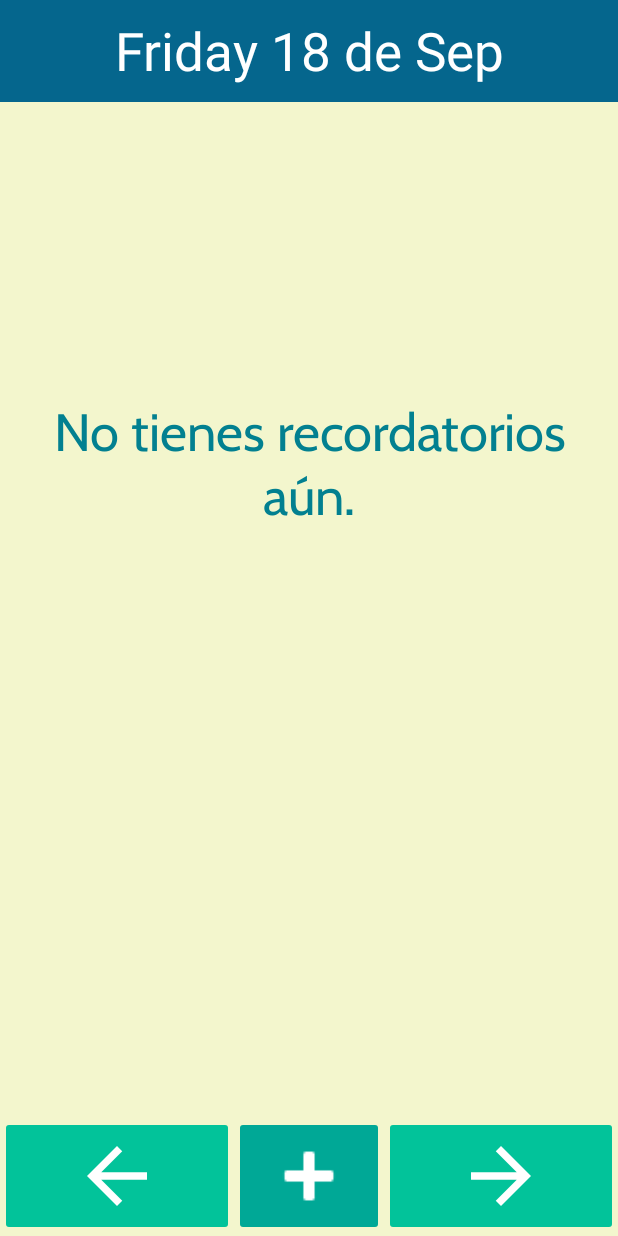
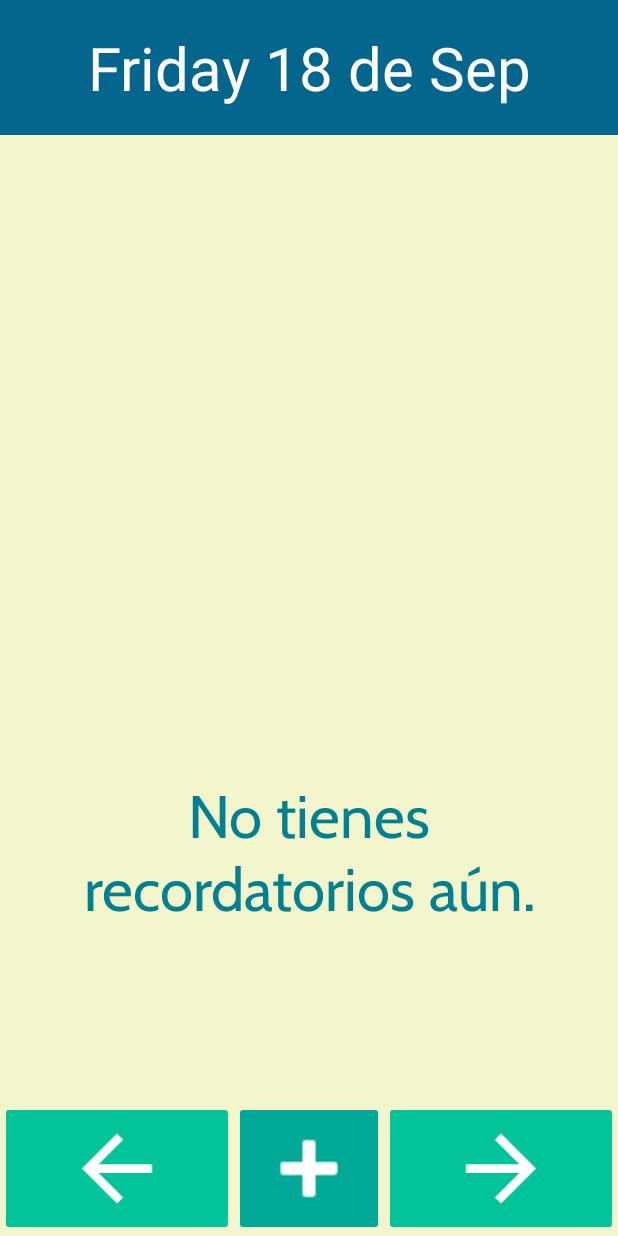
Before and after one commit to JSalram/Android, an Android app: the screen it shows after launch (MainActivity), on a phone screen of 412 x 824 dp. Run offline under Robolectric (Android 15) with nearby library versions, the phone set to English and light mode, and no system bars; Roboto replaces fonts that are not available here.

Commit message:
Adaptaciones pantalla

```diff
--- a/Weekly/app/src/main/java/com/example/weekly/MainActivity.java
+++ b/Weekly/app/src/main/java/com/example/weekly/MainActivity.java
@@ -201,8 +201,11 @@ public class MainActivity extends AppCompatActivity implements PopupMenu.OnMenuI
     {
         background.setBackgroundColor(Colors.bgColor);
         add.getBackground().setTint(Colors.addColor);
+//        add.setBackgroundColor(Colors.addColor);
         prev.getBackground().setTint(Colors.arrowColor);
+//        prev.setBackgroundColor(Colors.arrowColor);
         next.getBackground().setTint(Colors.arrowColor);
+//        next.setBackgroundColor(Colors.arrowColor);
 
         if (posDay == 0)
         {
@@ -227,7 +230,7 @@ public class MainActivity extends AppCompatActivity implements PopupMenu.OnMenuI
             {
                 final CheckBox cb = new CheckBox(this);
                 cb.setTypeface(tasksFont);
-                cb.setTextSize(30);
+                cb.setTextSize(35);
                 cb.setPadding(10, 5, 0, 12);
                 cb.setTextColor(Colors.tasksColor);
                 cb.setButtonTintList(ColorStateList.valueOf(Colors.tasksColor));
@@ -266,10 +269,10 @@ public class MainActivity extends AppCompatActivity implements PopupMenu.OnMenuI
             tv.setTypeface(tasksFont);
             tv.setText(R.string.noTasks);
             tv.setGravity(Gravity.CENTER);
-            tv.setTextSize(35);
+            tv.setTextSize(40);
             tv.setTextColor(Colors.tasksColor);
 
-            tv.setPadding(0, 250, 0, 0);
+            tv.setPadding(0, 600, 0, 0);
 
             taskList.addView(tv);
         }
@@ -469,17 +472,20 @@ public class MainActivity extends AppCompatActivity implements PopupMenu.OnMenuI
     }
     private void notifyTask()
     {
-        if (posDay == 0)
+        if (posDay == 0 && actualDay.tasks.size() > 0)
         {
             for (int i = 0; i < taskList.getChildCount(); i++)
             {
                 View v = taskList.getChildAt(i);
                 if (!((CheckBox) v).isChecked())
                 {
-                    String newTask = ((CheckBox) v).getText().toString();
-                    if (!newTask.equals(taskNot))
+                    String savedTask = ((CheckBox) v).getText().toString();
+                    Time savedTime = Time.valueOf(savedTask.substring(0, 5) + ":00");
+                    savedTime.setHours(savedTime.getHours()-1);
+                    Time now = Time.valueOf(Calendar.getInstance().getTime().toString().substring(11, 19));
+                    if (!savedTask.equals(taskNot) && now.compareTo(savedTime) >= 0)
                     {
-                        taskNot = newTask;
+                        taskNot = savedTask;
                         NotificationCompat.Builder builder = createNotification();
                         notificationManager.notify(100, builder.build());
                         writeFile();
--- a/Weekly/app/src/main/res/layout/activity_main.xml
+++ b/Weekly/app/src/main/res/layout/activity_main.xml
@@ -11,7 +11,7 @@
     <ImageButton
         android:id="@+id/prev"
         android:layout_width="0dp"
-        android:layout_height="80dp"
+        android:layout_height="90dp"
         android:backgroundTint="#02C39A"
         android:scaleType="fitCenter"
         android:tint="#FFF"
@@ -23,7 +23,7 @@
     <ImageButton
         android:id="@+id/next"
         android:layout_width="0dp"
-        android:layout_height="80dp"
+        android:layout_height="90dp"
         android:backgroundTint="#02C39A"
         android:scaleType="fitCenter"
         android:scaleX="-1"
@@ -36,30 +36,33 @@
     <TextView
         android:id="@+id/day"
         android:layout_width="0dp"
-        android:layout_height="0dp"
+        android:layout_height="90dp"
         android:layout_marginBottom="32dp"
         android:background="@color/dayColor"
         android:fontFamily="@font/baloo"
         android:gravity="center"
-        android:padding="10sp"
+        android:padding="17sp"
         android:paddingStart="0sp"
         android:paddingLeft="0sp"
         android:paddingTop="0sp"
         android:paddingEnd="0sp"
         android:paddingRight="0sp"
         android:paddingBottom="0sp"
+        android:text="Jueves 17 de Sept."
         android:textAlignment="center"
         android:textColor="#FFF"
-        android:textSize="35sp"
+        android:textSize="40sp"
         app:layout_constraintBottom_toTopOf="@+id/tasks"
         app:layout_constraintEnd_toEndOf="parent"
+        app:layout_constraintHorizontal_bias="0.0"
         app:layout_constraintStart_toStartOf="parent"
-        app:layout_constraintTop_toTopOf="parent" />
+        app:layout_constraintTop_toTopOf="parent"
+        app:layout_constraintVertical_bias="0.0" />
 
     <ImageButton
         android:id="@+id/add"
         android:layout_width="100dp"
-        android:layout_height="80dp"
+        android:layout_height="90dp"
         android:backgroundTint="#00A896"
         android:scaleType="fitCenter"
         android:tint="#FFF"
@@ -73,7 +76,7 @@
         android:layout_width="0dp"
         android:layout_height="0dp"
         android:layout_marginStart="16dp"
-        android:layout_marginTop="100dp"
+        android:layout_marginTop="120dp"
         android:layout_marginEnd="16dp"
         android:layout_marginBottom="90dp"
         app:layout_constraintBottom_toBottomOf="@+id/add"
--- a/Weekly/app/src/main/res/values/styles.xml
+++ b/Weekly/app/src/main/res/values/styles.xml
@@ -5,6 +5,7 @@
         <item name="colorPrimary">#055D80</item>
         <item name="colorPrimaryDark">#055D80</item>
         <item name="colorAccent">#05668D</item>
+        <item name="android:navigationBarColor">#000000</item>
     </style>
 
 </resources>
```
Also changed, not shown: Bus/app/src/main/res/layout/activity_main.xml (+6 -5 lines), Weekly/app/src/main/res/layout/activity_task.xml (+9 -7 lines).
